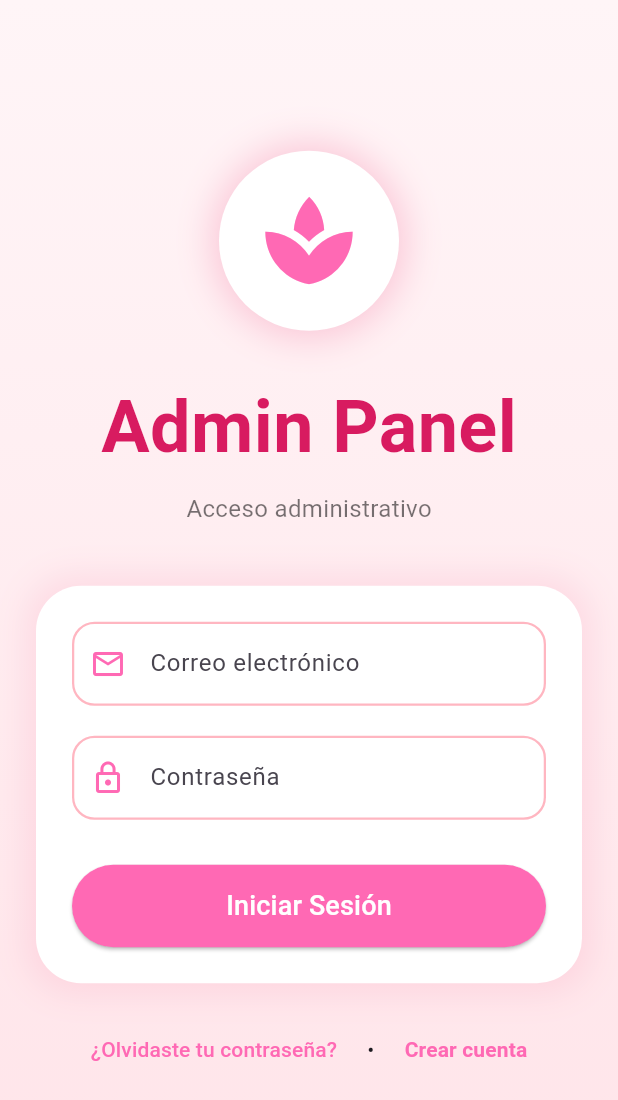
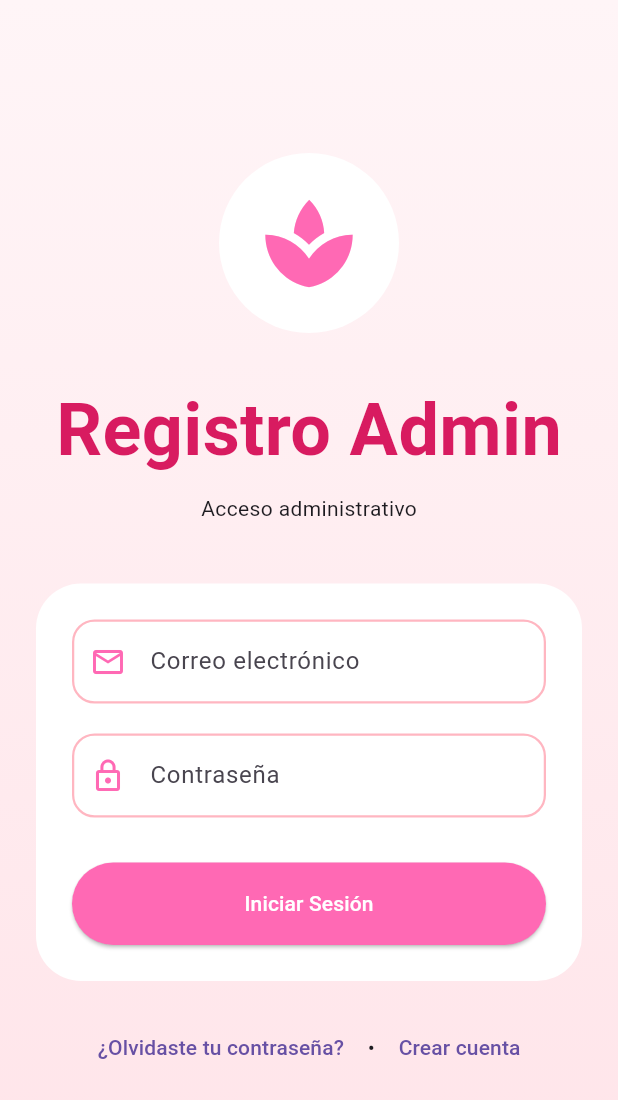
Before and after one commit to 125Srh/sweet, a Flutter app: the LoginAdminScreen screen opened directly, on a phone screen of 412 x 824 dp. Shown: the top 1100 px of the screen. Run offline on Flutter 3.47's test engine with Material 3 defaults, Android fonts, the phone set to English and light mode, and no system bars; our stand-ins replace go_router, supabase_flutter; accounts and stored records are empty.

Commit message:
fix login

```diff
--- a/lib/features/auth/login/login_screen.dart
+++ b/lib/features/auth/login/login_screen.dart
@@ -230,7 +230,7 @@ class _LoginScreenState extends State<LoginScreen> {
                                     ),
                                   )
                                 : const Text(
-                                    'Iniciar Sesión',
+                                    'Iniciar Sesión de usuario',
                                     style: TextStyle(
                                       fontSize: 18,
                                       fontWeight: FontWeight.bold,
--- a/lib/features/auth/login/providers/auth_provider.dart
+++ b/lib/features/auth/login/providers/auth_provider.dart
@@ -1,6 +1,7 @@
 import '../services/auth_service.dart';
+
 class AuthProvider {
-   final _service = AuthService();
+  final _service = AuthService();
 
   Future<String> login(String email, String password) async {
     final data = await _service.login(email, password);
--- a/lib/features/auth/login/screens/login_admin_screen.dart
+++ b/lib/features/auth/login/screens/login_admin_screen.dart
@@ -49,7 +49,6 @@ class _LoginAdminScreenState extends State<LoginAdminScreen> {
       // 🚀 Navegación futura
       print('Ir a panel ADMIN');
       // context.go('/admin');
-
     } catch (e) {
       _showMessage(e.toString(), true);
     } finally {
@@ -89,8 +88,8 @@ class _LoginAdminScreenState extends State<LoginAdminScreen> {
   @override
   Widget build(BuildContext context) {
     return Scaffold(
-      body: LoginForm(
-        title: 'Admin Panel',
+      body: LoginScreen(
+        title: 'Registro Admin',
         subtitle: 'Acceso administrativo',
 
         emailController: _emailController,
@@ -99,7 +98,7 @@ class _LoginAdminScreenState extends State<LoginAdminScreen> {
         onLogin: _loginAdmin,
 
         // 👇 opcionales
-        onRegister: _goToRegister,
+        //onRegister: _goToRegister,
         onForgotPassword: _forgotPassword,
       ),
     );
--- a/lib/features/auth/login/screens/login_screen.dart
+++ b/lib/features/auth/login/screens/login_screen.dart
@@ -1,26 +1,23 @@
 import 'package:flutter/material.dart';
+import 'package:sweet/features/auth/register/screens/register_screen.dart';
 
-class LoginForm extends StatelessWidget {
+class LoginScreen extends StatelessWidget {
   final TextEditingController emailController;
   final TextEditingController passwordController;
   final bool isLoading;
   final VoidCallback onLogin;
 
-  // 👇 nuevos callbacks
-  final VoidCallback? onRegister;
   final VoidCallback? onForgotPassword;
 
-  // 👇 para cambiar título (admin/user)
   final String title;
   final String subtitle;
 
-  const LoginForm({
+  const LoginScreen({
     super.key,
     required this.emailController,
     required this.passwordController,
     required this.isLoading,
     required this.onLogin,
-    this.onRegister,
     this.onForgotPassword,
     this.title = 'Sweet',
     this.subtitle = 'Tu tienda de belleza favorita',
@@ -28,7 +25,8 @@ class LoginForm extends StatelessWidget {
 
   @override
   Widget build(BuildContext context) {
-    return Container(
+    return Scaffold(
+      body: Container(
         decoration: const BoxDecoration(
           gradient: LinearGradient(
             begin: Alignment.topCenter,
@@ -42,20 +40,12 @@ class LoginForm extends StatelessWidget {
               padding: const EdgeInsets.all(24),
               child: Column(
                 children: [
-                // 🔥 LOGO
                   Container(
                     width: 120,
                     height: 120,
-                  decoration: BoxDecoration(
+                    decoration: const BoxDecoration(
                       shape: BoxShape.circle,
                       color: Colors.white,
-                    boxShadow: [
-                      BoxShadow(
-                        color: Colors.pink.withOpacity(0.2),
-                        blurRadius: 20,
-                        spreadRadius: 5,
-                      ),
-                    ],
                     ),
                     child: const Icon(
                       Icons.spa,
@@ -66,7 +56,6 @@ class LoginForm extends StatelessWidget {
 
                   const SizedBox(height: 30),
 
-                // 🔥 TITULO
                   Text(
                     title,
                     style: const TextStyle(
@@ -78,29 +67,15 @@ class LoginForm extends StatelessWidget {
 
                   const SizedBox(height: 8),
 
-                Text(
-                  subtitle,
-                  style: const TextStyle(
-                    fontSize: 16,
-                    color: Colors.black54,
-                  ),
-                ),
+                  Text(subtitle),
 
                   const SizedBox(height: 40),
 
-                // 🔥 FORM CARD
                   Container(
                     padding: const EdgeInsets.all(24),
                     decoration: BoxDecoration(
                       color: Colors.white,
                       borderRadius: BorderRadius.circular(30),
-                    boxShadow: [
-                      BoxShadow(
-                        color: Colors.pink.withOpacity(0.1),
-                        blurRadius: 20,
-                        spreadRadius: 5,
-                      ),
-                    ],
                     ),
                     child: Column(
                       children: [
@@ -111,6 +86,7 @@ class LoginForm extends StatelessWidget {
                             prefixIcon: Icon(Icons.email_outlined),
                           ),
                         ),
+
                         const SizedBox(height: 20),
 
                         TextField(
@@ -121,6 +97,7 @@ class LoginForm extends StatelessWidget {
                             prefixIcon: Icon(Icons.lock_outline),
                           ),
                         ),
+
                         const SizedBox(height: 30),
 
                         SizedBox(
@@ -128,23 +105,11 @@ class LoginForm extends StatelessWidget {
                           height: 55,
                           child: ElevatedButton(
                             onPressed: isLoading ? null : onLogin,
-                          style: ElevatedButton.styleFrom(
-                            backgroundColor: const Color(0xFFFF69B4),
-                            shape: RoundedRectangleBorder(
-                              borderRadius: BorderRadius.circular(30),
-                            ),
-                          ),
                             child: isLoading
                                 ? const CircularProgressIndicator(
                                     color: Colors.white,
                                   )
-                              : const Text(
-                                  'Iniciar Sesión',
-                                  style: TextStyle(
-                                    fontSize: 18,
-                                    color: Colors.white,
-                                  ),
-                                ),
+                                : const Text('Iniciar Sesión'),
                           ),
                         ),
                       ],
@@ -153,31 +118,24 @@ class LoginForm extends StatelessWidget {
 
                   const SizedBox(height: 20),
 
-                // 🔥 LINKS
                   Row(
                     mainAxisAlignment: MainAxisAlignment.center,
                     children: [
                       TextButton(
                         onPressed: onForgotPassword,
-                      child: const Text(
-                        '¿Olvidaste tu contraseña?',
-                        style: TextStyle(
-                          color: Color(0xFFFF69B4),
+                        child: const Text('¿Olvidaste tu contraseña?'),
                       ),
+                      const Text(' • '),
+                      TextButton(
+                        onPressed: () {
+                          Navigator.push(
+                            context,
+                            MaterialPageRoute(
+                              builder: (_) => const RegisterScreen(),
                             ),
-                    ),
-                    const SizedBox(width: 8),
-                    const Text('•'),
-                    const SizedBox(width: 8),
-                    TextButton(
-                      onPressed: onRegister,
-                      child: const Text(
-                        'Crear cuenta',
-                        style: TextStyle(
-                          color: Color(0xFFFF69B4),
-                          fontWeight: FontWeight.bold,
-                        ),
-                      ),
+                          );
+                        },
+                        child: const Text('Crear cuenta'),
                       ),
                     ],
                   ),
@@ -186,6 +144,7 @@ class LoginForm extends StatelessWidget {
             ),
           ),
         ),
+      ),
     );
   }
 }
--- a/lib/features/auth/login/services/auth_service.dart
+++ b/lib/features/auth/login/services/auth_service.dart
@@ -1,13 +1,15 @@
 import 'package:supabase_flutter/supabase_flutter.dart';
+
 class AuthService {
   final _client = Supabase.instance.client;
+
   Future<Map<String, dynamic>> login(String email, String password) async {
-    final authResponse = await _client.auth.signInWithPassword(
+    final auth = await _client.auth.signInWithPassword(
       email: email,
       password: password,
     );
 
-    final userId = authResponse.user?.id;
+    final userId = auth.user?.id;
     if (userId == null) throw Exception('Usuario no encontrado');
 
     final userData = await _client
--- a/lib/features/auth/register/register_screen.dart
+++ b/lib/features/auth/register/register_screen.dart
@@ -343,7 +343,7 @@ class _RegisterScreenState extends State<RegisterScreen> {
                       mainAxisAlignment: MainAxisAlignment.center,
                       children: [
                         const Text(
-                          '¿Ya tienes cuenta?',
+                          '¿Ya tienes cuentaa?',
                           style: TextStyle(color: Colors.black54),
                         ),
                         TextButton(
--- a/lib/features/home/home_screen.dart
+++ b/lib/features/home/home_screen.dart
@@ -1,6 +1,4 @@
 import 'package:flutter/material.dart';
-import 'package:sweet/features/auth/login/login_screen.dart';
-import 'package:sweet/features/auth/register/screens/register_admin_screen.dart';
 import 'package:sweet/features/auth/register/screens/register_screen.dart';
 
 class HomeScreen extends StatelessWidget {
--- a/lib/routes/app_routes.dart
+++ b/lib/routes/app_routes.dart
@@ -1,12 +1,9 @@
 import 'package:go_router/go_router.dart';
 import 'package:sweet/features/home/screens/home_screen.dart';
+
 final router = GoRouter(
-    initialLocation:"/home",
-    routes: [
-        GoRoute(
-            path: '/home',
-            builder: (contex,state) => const HomeScreen()
-
-        )
-    ]
+  initialLocation: "/home",
+  routes: [
+    GoRoute(path: '/home', builder: (contex, state) => const HomeScreen()),
+  ],
 );
```
Also changed, not shown: lib/features/auth/login/screens/login_page.dart (added, +63 -0 lines), lib/features/auth/register/screens/register_screen.dart (+3 -4 lines), lib/features/home/screens/home_screen.dart (+13 -2 lines), 20 other files. Lines whose indentation alone changed are shown as unchanged.
